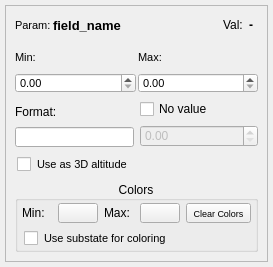
Above: widgets/SubstateDisplayWidget.ui from dmacri/OOpenCal-Viewer before the change. Below: the same form after it.
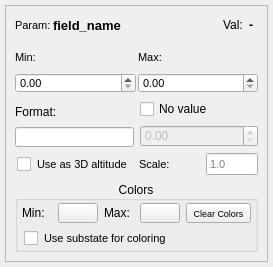
That is the form after the change.

Commit message: added scale for layers of altitude

Diff of the .ui file:
```diff
--- a/widgets/SubstateDisplayWidget.ui
+++ b/widgets/SubstateDisplayWidget.ui
@@ -361,6 +361,38 @@
           </property>
          </widget>
         </item>
+        <item>
+         <widget class="QLabel" name="altitudeScaleLabel">
+          <property name="toolTip">
+           <string>Optional multiplier for this layer height. Empty means 1.0.</string>
+          </property>
+          <property name="styleSheet">
+           <string>QLabel { font-size: 8pt; padding-left: 4px; }</string>
+          </property>
+          <property name="text">
+           <string>Scale:</string>
+          </property>
+         </widget>
+        </item>
+        <item>
+         <widget class="QLineEdit" name="altitudeScaleLineEdit">
+          <property name="maximumSize">
+           <size>
+            <width>52</width>
+            <height>22</height>
+           </size>
+          </property>
+          <property name="toolTip">
+           <string>Optional multiplier for this layer height. Empty means 1.0. Colors still use original values.</string>
+          </property>
+          <property name="styleSheet">
+           <string>QLineEdit { font-size: 8pt; padding: 1px; }</string>
+          </property>
+          <property name="placeholderText">
+           <string>1.0</string>
+          </property>
+         </widget>
+        </item>
        </layout>
       </item>
       <item>
```
Left out of the diff: 2 changed lines with no effect on the pictures. The commit also changes 6 other files.
